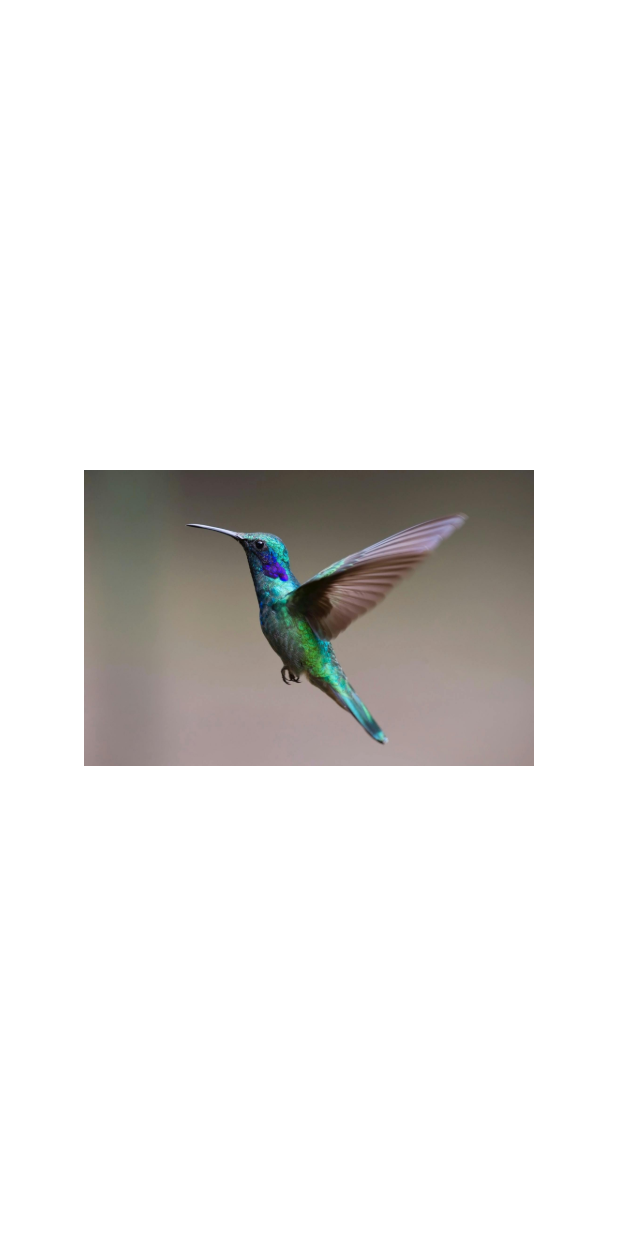
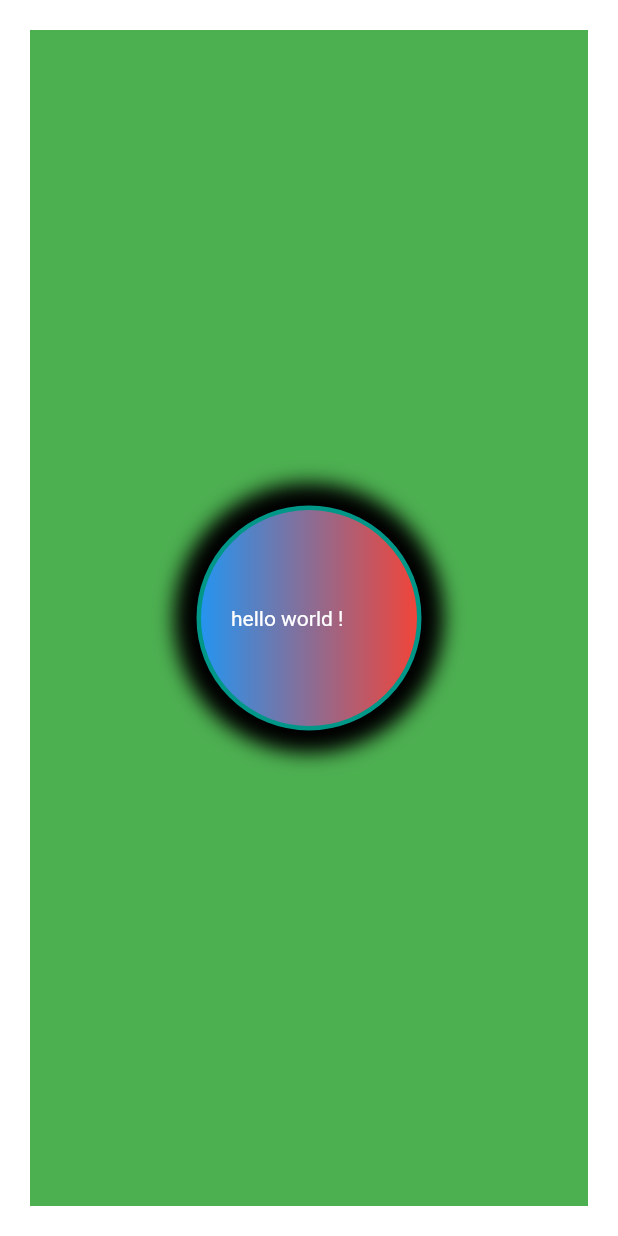
Before and after one commit to MaximeBel24/dyma-flutter, a Flutter app: the screen it shows after launch, on a phone screen of 412 x 824 dp. Run offline on Flutter 3.47's test engine with Material 3 defaults, Android fonts, the phone set to English and light mode, and no system bars.

Commit message:
widget container fini

```diff
--- a/lib/main.dart
+++ b/lib/main.dart
@@ -7,14 +7,24 @@ class MyApp extends StatelessWidget {
 
   @override
   Widget build(BuildContext context) {
-    return Center(
-      child: Image(
-          image: AssetImage(
-            'assets/bird.jpg'
-          ),
-          width: 300.0,
-          height: 600.0,
-        )
+    return Container(
+      color: Colors.green,
+      alignment: Alignment.center,
+      margin: EdgeInsets.all(20),
+      child: Container(
+        decoration: BoxDecoration(
+          gradient: LinearGradient(colors: [Colors.blue, Colors.red]),
+          border: Border.all(color: Colors.teal, width: 3.00, style: BorderStyle.solid),
+          boxShadow: [BoxShadow(color: Colors.black, spreadRadius: 15.0, blurRadius: 10.0)],
+          // borderRadius: BorderRadius.circular(30)
+          shape: BoxShape.circle
+        ),
+        width: 150.0,
+        height: 200.0,
+        padding: EdgeInsets.all(20.0),
+        alignment: Alignment.centerLeft,
+        child: Text('hello world !' , textDirection: TextDirection.ltr,)
+      )
     );
   }
 }
```
